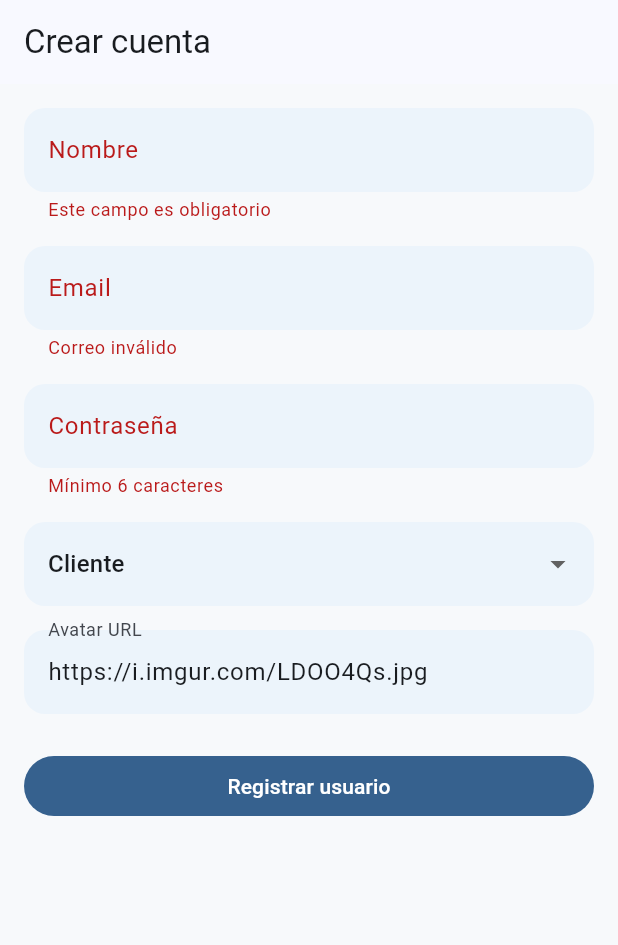
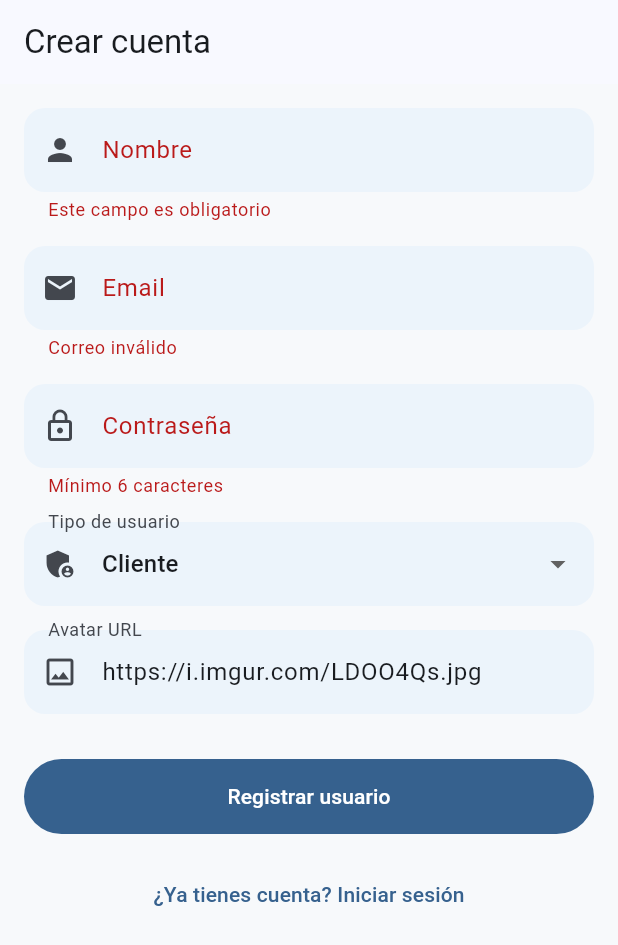
Before and after one commit to DiegoHC2012/Optativa_Movil_H-brido, a Flutter app: the RegisterScreen screen opened by its route, after a tap on "Registrar usuario", on a phone screen of 412 x 824 dp. Shown: the top 945 px of the screen. Run offline on Flutter 3.47's test engine with Material 3 defaults, Android fonts, the phone set to English and light mode, and no system bars; our stand-ins replace dio, go_router, shared_preferences; accounts and stored records are empty.

Commit message:
Fix en register.

```diff
--- a/ordinario_desarrollo_movil_hibrido/lib/features/auth/presentation/register_screen.dart
+++ b/ordinario_desarrollo_movil_hibrido/lib/features/auth/presentation/register_screen.dart
@@ -1,4 +1,5 @@
 import 'package:flutter/material.dart';
+import 'package:go_router/go_router.dart';
 import 'package:dio/dio.dart';
 
 class RegisterScreen extends StatefulWidget {
@@ -18,15 +19,18 @@ class _RegisterScreenState extends State<RegisterScreen> {
 
   String role = "customer";
   bool loading = false;
-  String? error;
+  String? errorMessage;
 
   Future<void> register() async {
     if (!formKey.currentState!.validate()) return;
 
-    setState(() => loading = true);
+    setState(() {
+      loading = true;
+      errorMessage = null;
+    });
 
     try {
-      await dio.post(
+      final response = await dio.post(
         "https://api.escuelajs.co/api/v1/users",
         data: {
           "name": nameCtrl.text.trim(),
@@ -39,21 +43,32 @@ class _RegisterScreenState extends State<RegisterScreen> {
 
       setState(() => loading = false);
 
+      if (!mounted) return;
+
       ScaffoldMessenger.of(context).showSnackBar(
         const SnackBar(content: Text("Usuario registrado exitosamente")),
       );
 
-      Navigator.pop(context);
-    } catch (e) {
-      setState(() {
-        loading = false;
-        error = "Error al registrar usuario";
-      });
+      GoRouter.of(context).go("/"); // 🔥 IR DIRECTO AL LOGIN
+
+    } on DioException catch (e) {
+      setState(() => loading = false);
+
+      if (e.response != null) {
+        // Mensaje real de la API
+        errorMessage = e.response?.data.toString();
+      } else {
+        errorMessage = "Error de conexión";
+      }
+
+      setState(() {});
     }
   }
 
   @override
   Widget build(BuildContext context) {
+    final color = Theme.of(context).colorScheme;
+
     return Scaffold(
       appBar: AppBar(title: const Text("Crear cuenta")),
 
@@ -63,9 +78,13 @@ class _RegisterScreenState extends State<RegisterScreen> {
           key: formKey,
           child: ListView(
             children: [
+
               TextFormField(
                 controller: nameCtrl,
-                decoration: const InputDecoration(labelText: "Nombre"),
+                decoration: const InputDecoration(
+                  labelText: "Nombre",
+                  prefixIcon: Icon(Icons.person),
+                ),
                 validator: (v) =>
                     v!.isEmpty ? "Este campo es obligatorio" : null,
               ),
@@ -73,7 +92,10 @@ class _RegisterScreenState extends State<RegisterScreen> {
 
               TextFormField(
                 controller: emailCtrl,
-                decoration: const InputDecoration(labelText: "Email"),
+                decoration: const InputDecoration(
+                  labelText: "Email",
+                  prefixIcon: Icon(Icons.email),
+                ),
                 validator: (v) =>
                     v!.contains("@") ? null : "Correo inválido",
               ),
@@ -82,7 +104,10 @@ class _RegisterScreenState extends State<RegisterScreen> {
               TextFormField(
                 controller: passCtrl,
                 obscureText: true,
-                decoration: const InputDecoration(labelText: "Contraseña"),
+                decoration: const InputDecoration(
+                  labelText: "Contraseña",
+                  prefixIcon: Icon(Icons.lock_outline),
+                ),
                 validator: (v) =>
                     v!.length < 6 ? "Mínimo 6 caracteres" : null,
               ),
@@ -92,31 +117,57 @@ class _RegisterScreenState extends State<RegisterScreen> {
                 value: role,
                 items: const [
                   DropdownMenuItem(
-                      value: "customer", child: Text("Cliente")),
-                  DropdownMenuItem(value: "admin", child: Text("Admin")),
+                    value: "customer",
+                    child: Text("Cliente"),
+                  ),
+                  DropdownMenuItem(
+                    value: "admin",
+                    child: Text("Administrador"),
+                  ),
                 ],
                 onChanged: (v) => setState(() => role = v!),
+                decoration: const InputDecoration(
+                  prefixIcon: Icon(Icons.admin_panel_settings),
+                  labelText: "Tipo de usuario",
+                ),
               ),
               const SizedBox(height: 16),
 
               TextFormField(
                 controller: avatarCtrl,
-                decoration: const InputDecoration(labelText: "Avatar URL"),
+                decoration: const InputDecoration(
+                  labelText: "Avatar URL",
+                  prefixIcon: Icon(Icons.image_outlined),
+                ),
               ),
-              const SizedBox(height: 24),
+
+              const SizedBox(height: 30),
 
               loading
                   ? const Center(child: CircularProgressIndicator())
                   : FilledButton(
                       onPressed: register,
+                      style: FilledButton.styleFrom(
+                        minimumSize: const Size(double.infinity, 50),
+                      ),
                       child: const Text("Registrar usuario"),
                     ),
 
-              if (error != null)
-                Padding(
-                  padding: const EdgeInsets.only(top: 12),
-                  child: Text(error!, style: const TextStyle(color: Colors.red)),
+              const SizedBox(height: 16),
+
+              // ⭐ BOTÓN "IR AL LOGIN"
+              TextButton(
+                onPressed: () => GoRouter.of(context).go("/"),
+                child: const Text("¿Ya tienes cuenta? Iniciar sesión"),
+              ),
+
+              if (errorMessage != null) ...[
+                const SizedBox(height: 12),
+                Text(
+                  errorMessage!,
+                  style: TextStyle(color: color.error),
                 ),
+              ],
             ],
           ),
         ),
```
